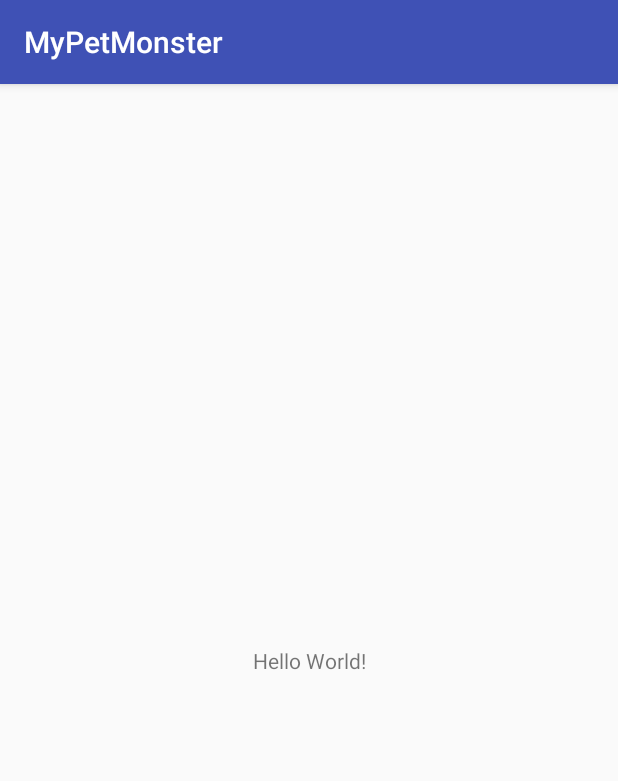
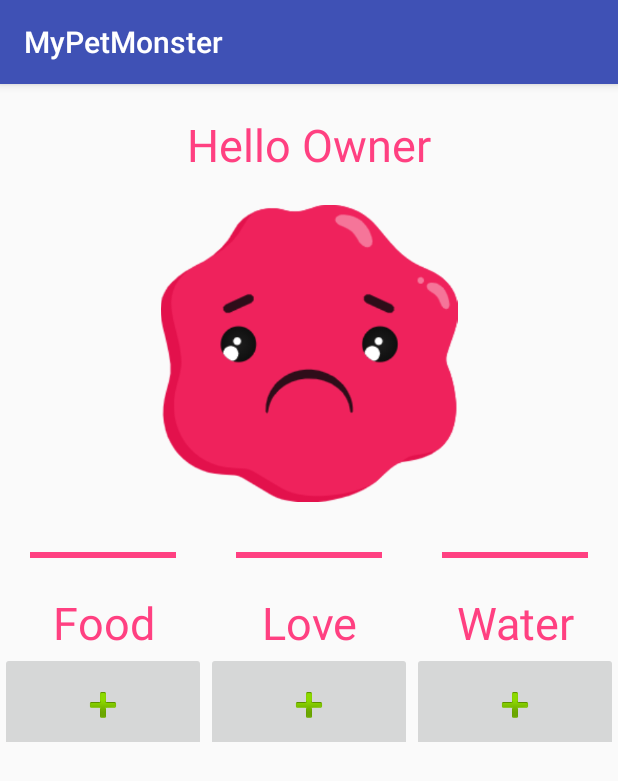
Before and after one commit to CodeNextPaco/MyPetMonster, an Android app: the screen it shows after launch (MainActivity), on a phone screen of 412 x 824 dp. Shown: the top 781 px of the screen. Run offline under Robolectric (Android 15) with nearby library versions, the light colour scheme and no system bars.

Commit message:
added images files for monster

```diff
--- a/app/src/main/res/layout/activity_main.xml
+++ b/app/src/main/res/layout/activity_main.xml
@@ -1,18 +1,166 @@
 <?xml version="1.0" encoding="utf-8"?>
-<android.support.constraint.ConstraintLayout xmlns:android="http://schemas.android.com/apk/res/android"
+<LinearLayout
+
     xmlns:app="http://schemas.android.com/apk/res-auto"
     xmlns:tools="http://schemas.android.com/tools"
+    xmlns:android="http://schemas.android.com/apk/res/android"
+    android:orientation="vertical"
     android:layout_width="match_parent"
     android:layout_height="match_parent"
-    tools:context=".MainActivity">
+    >
+
 
     <TextView
-        android:layout_width="wrap_content"
-        android:layout_height="wrap_content"
-        android:text="Hello World!"
-        app:layout_constraintBottom_toBottomOf="parent"
-        app:layout_constraintLeft_toLeftOf="parent"
-        app:layout_constraintRight_toRightOf="parent"
-        app:layout_constraintTop_toTopOf="parent" />
+        android:id="@+id/monster_status_text"
+        android:layout_width="match_parent"
+        android:text="Hello Owner"
+        android:textAlignment="center"
+        android:textColor="@color/colorAccent"
+        android:textSize="30sp"
+        android:paddingTop="20dp"
+        android:layout_height="wrap_content" />
 
-</android.support.constraint.ConstraintLayout>
+    <ImageView
+        android:id="@+id/monster_view"
+        android:layout_width="match_parent"
+        android:layout_height="238dp"
+        android:src="@drawable/monster_sad"
+        android:padding="20dp"
+
+
+
+        />
+
+    <LinearLayout
+        android:layout_width="match_parent"
+        android:orientation="horizontal"
+        android:layout_height="40dp"
+        >
+
+        <ProgressBar
+            android:id="@+id/food_progressBar"
+            style="@android:style/Widget.DeviceDefault.ProgressBar.Horizontal"
+
+            android:layout_width="0dp"
+            android:layout_height="30dp"
+            android:layout_weight="1"
+            android:indeterminate="false"
+            android:max="100"
+            android:padding="20dp"
+            android:progress="100" />
+
+        <ProgressBar
+            android:id="@+id/love_progressBar"
+            style="@style/Widget.AppCompat.ProgressBar.Horizontal"
+
+            android:layout_width="0dp"
+            android:layout_height="30dp"
+            android:layout_weight="1"
+            android:indeterminate="false"
+            android:max="100"
+            android:padding="20dp"
+            android:progress="100" />
+
+        <ProgressBar
+            android:id="@+id/water_progressBar"
+            style="@style/Widget.AppCompat.ProgressBar.Horizontal"
+
+            android:layout_width="0dp"
+            android:layout_height="30dp"
+            android:layout_weight="1"
+            android:indeterminate="false"
+            android:max="100"
+            android:padding="20dp"
+            android:progress="100" />
+
+    </LinearLayout>
+
+    <LinearLayout
+        android:layout_width="match_parent"
+        android:orientation="horizontal"
+        android:layout_height="40dp">
+
+        <TextView
+
+
+            android:text="Food"
+            android:textColor="@color/colorAccent"
+            android:textAlignment="center"
+            android:textSize="30sp"
+            android:layout_width="0dp"
+            android:layout_weight="1"
+            android:layout_height="70dp"
+            />
+        <TextView
+
+
+            android:text="Love"
+            android:textColor="@color/colorAccent"
+            android:textAlignment="center"
+            android:textSize="30sp"
+            android:layout_width="0dp"
+            android:layout_weight="1"
+            android:layout_height="70dp"
+            />
+        <TextView
+
+            android:text="Water"
+            android:textColor="@color/colorAccent"
+            android:textAlignment="center"
+            android:textSize="30sp"
+            android:layout_width="0dp"
+            android:layout_weight="1"
+            android:layout_height="70dp"
+            />
+
+    </LinearLayout>
+    <LinearLayout
+        android:layout_width="match_parent"
+        android:orientation="horizontal"
+        android:layout_height="60dp">
+
+        <ImageButton
+
+            android:id="@+id/btn_add_food"
+            android:layout_width="0dp"
+            android:layout_height="70dp"
+            android:layout_weight="1"
+            android:onClick="addFood"
+            android:src="@android:drawable/ic_input_add"
+            android:text="Food"
+            android:textAlignment="center"
+            android:textColor="@color/colorAccent"
+            android:textSize="20sp" />
+
+        <ImageButton
+
+            android:id="@+id/btn_add_love"
+            android:layout_width="0dp"
+            android:layout_height="70dp"
+            android:layout_weight="1"
+            android:onClick="addLove"
+            android:src="@android:drawable/ic_input_add"
+            android:text="Food"
+            android:textAlignment="center"
+            android:textColor="@color/colorAccent"
+            android:textSize="20sp" />
+
+        <ImageButton
+
+            android:id="@+id/btn_add_water"
+            android:layout_width="0dp"
+            android:layout_height="70dp"
+            android:layout_weight="1"
+            android:onClick="addWater"
+            android:src="@android:drawable/ic_input_add"
+            android:text="Food"
+            android:textAlignment="center"
+            android:textColor="@color/colorAccent"
+            android:textSize="20sp" />
+
+    </LinearLayout>
+
+
+
+
+</LinearLayout>
```
Also changed, not shown: app/src/main/res/drawable/monster_annoyed.png (added), app/src/main/res/drawable/monster_crying.png (added), app/src/main/res/drawable/monster_dead.png (added), app/src/main/res/drawable/monster_despair.png (added), app/src/main/res/drawable/monster_happy.png (added), app/src/main/res/drawable/monster_sad.png (added), app/src/main/res/drawable/monster_sick.png (added), app/src/main/res/drawable/monster_sparkle.png (added), app/src/main/res/drawable/monster_yum.png (added).
